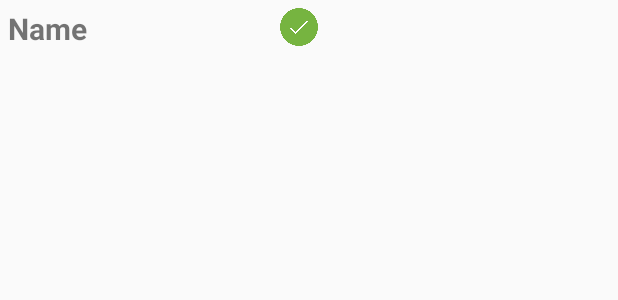
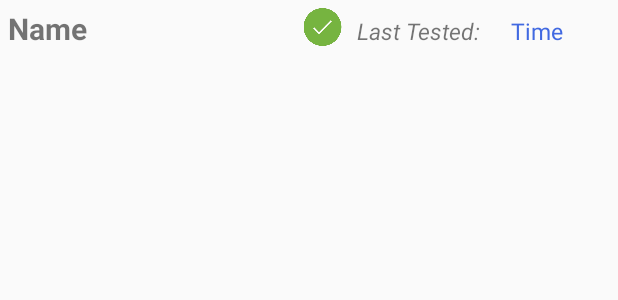
Before and after one commit to Nishtha26/android-testing, an Android app: the layout dblist_adapter.xml on its own in the app's theme, with its tools: preview values and no code run, on a phone screen of 412 x 824 dp. Shown: the top 300 px of the screen. Run offline under Robolectric (Android 15) with nearby library versions, the light colour scheme and no system bars.

Commit message:
Added Last Tested field in Device Info activity for manual tests

```diff
--- a/app/src/main/java/com/ot/devicecheck/DbListAdapter.java
+++ b/app/src/main/java/com/ot/devicecheck/DbListAdapter.java
@@ -2,6 +2,7 @@ package com.ot.devicecheck;
 
 import android.app.Activity;
 import android.content.Context;
+import android.text.format.DateUtils;
 import android.view.LayoutInflater;
 import android.view.View;
 import android.view.ViewGroup;
@@ -55,6 +56,7 @@ public class DbListAdapter extends BaseAdapter {
 
         TextView tv1 = (TextView)view.findViewById(R.id.element_name);
         ImageView iv2 = (ImageView) view.findViewById(R.id.imageWorking);
+        TextView tv2 = (TextView) view.findViewById(R.id.time);
 
         SQLElement data = listname.get(i);
         tv1.setText(data.getElement());
@@ -67,6 +69,12 @@ public class DbListAdapter extends BaseAdapter {
             iv2.setImageResource(R.drawable.redcross);
         }
 
+        // Converting timestamp into x ago format
+        final CharSequence timeAgo = DateUtils.getRelativeTimeSpanString(
+                Long.parseLong(data.getTimeStamp()),
+                System.currentTimeMillis(), DateUtils.SECOND_IN_MILLIS);
+        tv2.setText(timeAgo);
+
         return view;
     }
 }
--- a/app/src/main/res/layout/dblist_adapter.xml
+++ b/app/src/main/res/layout/dblist_adapter.xml
@@ -15,7 +15,7 @@
         android:text="Name"
         android:textSize="20dp"
         android:textStyle="bold"
-        android:layout_weight="35"/>
+        android:layout_weight="65"/>
 
     <ImageView
         android:layout_width="25dp"
@@ -24,12 +24,20 @@
         android:id="@+id/imageWorking"
         android:layout_weight="10"/>
 
-    <!--<TextView
+    <TextView
         android:layout_width="wrap_content"
         android:layout_height="wrap_content"
+        android:text="Last Tested:"
+        android:textSize="15dp"
+        android:textStyle="italic"
+        android:layout_weight="10"/>
+    <TextView
+        android:layout_width="wrap_content"
+        android:layout_height="wrap_content"
+        android:text="Time"
         android:id="@+id/time"
-        android:text="Time"
-        android:textSize="20dp"
-        android:layout_weight="65"/>-->
+        android:textSize="15dp"
+        android:textColor="#4169e1"
+        android:layout_weight="20"/>
 
 </LinearLayout>
```
